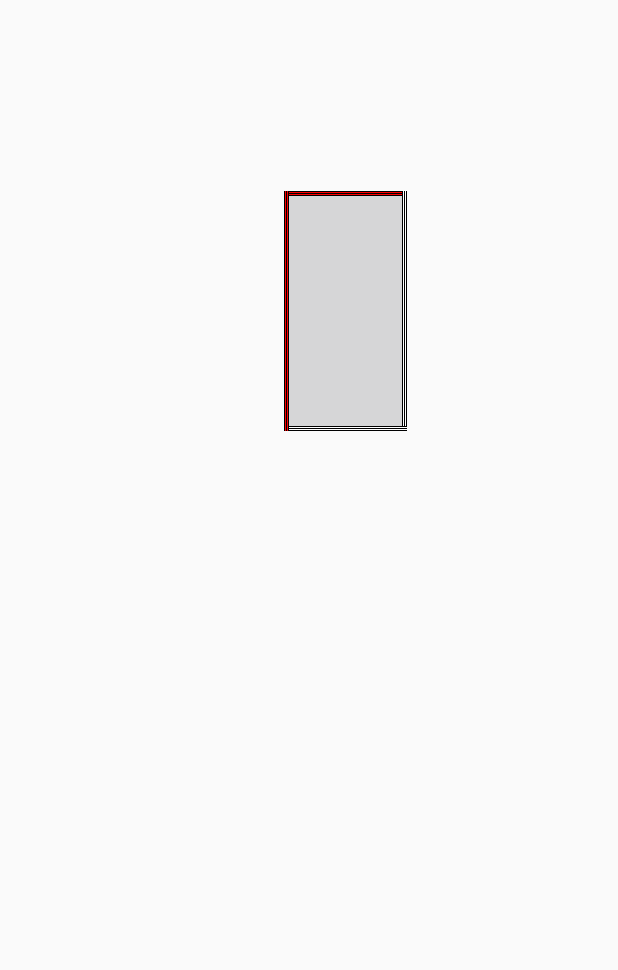
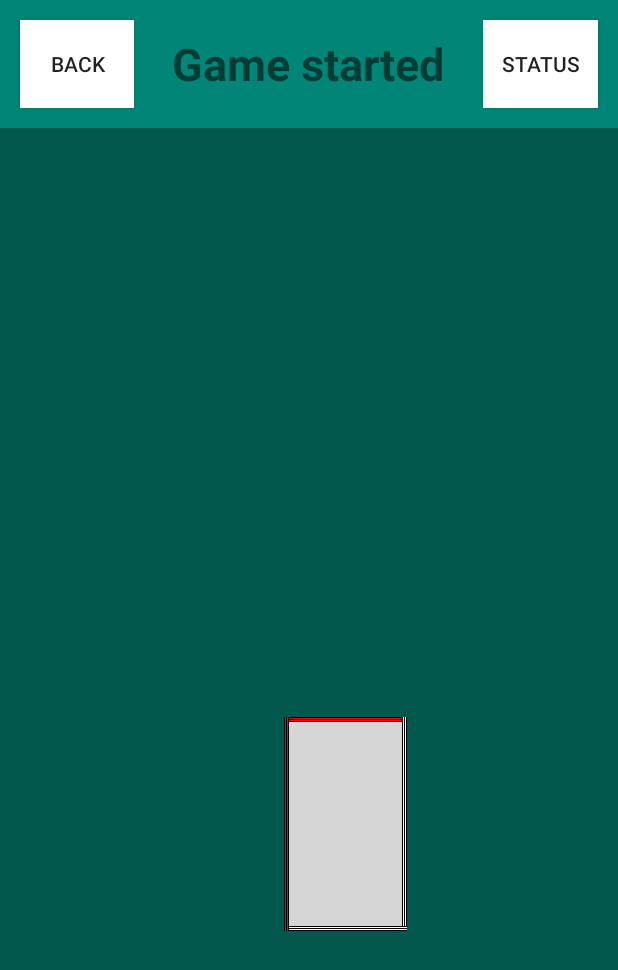
Before and after one commit to Bogdanisar/Puzzle, an Android app: the SquareGame screen opened directly, with no data from a screen before it, on a phone screen of 412 x 824 dp. Shown: the top 970 px of the screen. Run offline under Robolectric (Android 15) with nearby library versions, the phone set to English and light mode, and no system bars; 3 statements that could not run were skipped.

Commit message:
Added menu to SquareGame.
Back and Status buttons don't work.
Menu text displays startText, pieces placed and "you won" text.

```diff
--- a/app/src/main/java/com/example/puzzle/SquareGame.java
+++ b/app/src/main/java/com/example/puzzle/SquareGame.java
@@ -6,11 +6,13 @@ import android.graphics.Bitmap;
 import android.graphics.BitmapFactory;
 import android.support.v7.app.AppCompatActivity;
 import android.os.Bundle;
+import android.support.v7.widget.LinearLayoutCompat;
 import android.util.Log;
 import android.view.MotionEvent;
 import android.view.View;
 import android.widget.ImageView;
 import android.widget.RelativeLayout;
+import android.widget.TextView;
 
 import java.util.Iterator;
 import java.util.LinkedList;
@@ -45,8 +47,8 @@ class Piece {
 
         this.image = new ImageView(context);
         RelativeLayout.LayoutParams params = new RelativeLayout.LayoutParams(SquareGame.pieceWidth, SquareGame.pieceHeight);
-        params.leftMargin = getRandomPosition(context.getTotalScreenWidth(), SquareGame.pieceWidth);
-        params.topMargin = getRandomPosition(context.getTotalScreenHeight() - context.getStatusBarHeight(), SquareGame.pieceHeight);
+        params.leftMargin = getRandomPosition(context.getContainerWidth(), SquareGame.pieceWidth);
+        params.topMargin = getRandomPosition(context.getContainerHeight(), SquareGame.pieceHeight);
         params.addRule(RelativeLayout.ALIGN_PARENT_TOP);
         params.addRule(RelativeLayout.ALIGN_PARENT_LEFT);
         this.image.setLayoutParams(params);
@@ -218,17 +220,10 @@ public class SquareGame extends AppCompatActivity {
     int attachedOffsetX = 0, attachedOffsetY = 0;
 
     Piece[][] pieceMatrix;
+    int numPlacedPieces = 0;
 
     RelativeLayout topLayout = null;
     LinkedList<Piece> pieceList = null;
-
-    public static int getTotalScreenWidth() {
-        return Resources.getSystem().getDisplayMetrics().widthPixels;
-    }
-
-    public static int getTotalScreenHeight() {
-        return Resources.getSystem().getDisplayMetrics().heightPixels;
-    }
 
     public int getStatusBarHeight() {
         int statusBarHeight = 0;
@@ -240,6 +235,28 @@ public class SquareGame extends AppCompatActivity {
         return statusBarHeight;
     }
 
+    public int getTopBarDimension() {
+        int menuId = R.dimen.squareGameMenuSize;
+        int menuSize = (int)this.getResources().getDimension(menuId);
+        return getStatusBarHeight() + menuSize;
+    }
+
+    public static int getTotalScreenWidth() {
+        return Resources.getSystem().getDisplayMetrics().widthPixels;
+    }
+
+    public static int getTotalScreenHeight() {
+        return Resources.getSystem().getDisplayMetrics().heightPixels;
+    }
+
+    public int getContainerWidth() {
+        return SquareGame.getTotalScreenWidth();
+    }
+
+    public int getContainerHeight() {
+        return SquareGame.getTotalScreenHeight() - this.getTopBarDimension();
+    }
+
     @Override
     protected void onCreate(Bundle savedInstanceState) {
         super.onCreate(savedInstanceState);
@@ -248,11 +265,11 @@ public class SquareGame extends AppCompatActivity {
         this.setParametersForGame();
 
         SquareGame.TAG += this.getClass().getSimpleName();
-        this.topLayout = findViewById(R.id.squareGameLayout);
+        this.topLayout = findViewById(R.id.squareGamePuzzleLayout);
 
         Log.i(TAG, "statusBarHeight: " + this.getStatusBarHeight());
-        SquareGame.pieceWidth = SquareGame.getTotalScreenWidth() / numHorizontal;
-        SquareGame.pieceHeight = (SquareGame.getTotalScreenHeight() - this.getStatusBarHeight()) / numVertical;
+        SquareGame.pieceWidth = this.getContainerWidth() / numHorizontal;
+        SquareGame.pieceHeight = this.getContainerHeight() / numVertical;
         this.setLimits();
         Log.i(TAG, "statusBarHeight: " + this.getStatusBarHeight());
         Log.i(TAG, "minY: " + this.minY);
@@ -286,8 +303,9 @@ public class SquareGame extends AppCompatActivity {
     public void setLimits() {
         this.minX = 0;
         this.minY = 0;
-        this.maxX = SquareGame.getTotalScreenWidth() - SquareGame.pieceWidth;
-        this.maxY = (SquareGame.getTotalScreenHeight() - this.getStatusBarHeight()) - SquareGame.pieceHeight;
+
+        this.maxX = this.getContainerWidth() - SquareGame.pieceWidth;
+        this.maxY = this.getContainerHeight() - SquareGame.pieceHeight;
     }
 
     public Bitmap getScaledImage() {
@@ -311,11 +329,6 @@ public class SquareGame extends AppCompatActivity {
         return scaledImage;
     }
 
-
-
-
-
-
     public void changePosition(View v, float x, float y) {
         RelativeLayout.LayoutParams params = (RelativeLayout.LayoutParams) v.getLayoutParams();
 
@@ -323,8 +336,7 @@ public class SquareGame extends AppCompatActivity {
         newX = Math.max(newX, this.minX);
         newX = Math.min(newX, this.maxX);
 
-        int newY = (int)y - this.attachedOffsetY - this.getStatusBarHeight();
-//        Log.i(TAG, "newY = " + newY); ////////////////////////////////////////////////////////////////////////////////////
+        int newY = (int)y - this.attachedOffsetY;
         newY = Math.max(newY, this.minY);
         newY = Math.min(newY, this.maxY);
 
@@ -345,8 +357,31 @@ public class SquareGame extends AppCompatActivity {
         return true;
     }
 
+    private void updateText() {
+        TextView textView = findViewById(R.id.menuGameText);
+        String text;
+
+        ++this.numPlacedPieces;
+        if (this.numPlacedPieces == SquareGame.numHorizontal * SquareGame.numVertical) {
+            text = this.getResources().getString(R.string.wonText);
+        }
+        else {
+            text = this.numPlacedPieces + " / " + SquareGame.numHorizontal * SquareGame.numVertical;
+        }
+
+        textView.setText(text);
+        textView.requestLayout();
+    }
+
     @Override
     public boolean onTouchEvent(MotionEvent event) {
+        int eventX = (int)event.getX();
+        int eventY = (int)event.getY() - this.getTopBarDimension();
+
+        if (eventY < 0) {
+            return true;
+        }
+
         if (event.getAction() == MotionEvent.ACTION_DOWN) {
 //            String str = "The screen has been touched at: " + event.getX() + ", " + event.getY();
 //            Log.i("myTag", str);
@@ -355,13 +390,11 @@ public class SquareGame extends AppCompatActivity {
             ListIterator<Piece> it = this.pieceList.listIterator();
             while (it.hasNext()) {
                 Piece piece = it.next();
-                int eventX = (int)event.getX();
-                int eventY = (int)event.getY();
 
                 if (this.pointIsInsideView(piece.image, eventX, eventY)) {
                     RelativeLayout.LayoutParams params = (RelativeLayout.LayoutParams) piece.image.getLayoutParams();
                     this.attachedOffsetX = eventX - params.leftMargin;
-                    this.attachedOffsetY = eventY - (params.topMargin + this.getStatusBarHeight());
+                    this.attachedOffsetY = eventY - params.topMargin;
 //                    Log.i(TAG, "attachedOffsetX = " + this.attachedOffsetX);
 //                    Log.i(TAG, "attachedOffsetY = " + this.attachedOffsetY);
 
@@ -385,14 +418,12 @@ public class SquareGame extends AppCompatActivity {
             }
 
             Piece piece = this.pieceList.getFirst();
-            int eventX = (int)event.getX();
-            int eventY = (int)event.getY();
 
-            int cornerX = (int)eventX - this.attachedOffsetX;
+            int cornerX = eventX - this.attachedOffsetX;
             cornerX = Math.max(cornerX, this.minX);
             cornerX = Math.min(cornerX, this.maxX);
 
-            int cornerY = (int)eventY - this.attachedOffsetY - this.getStatusBarHeight();
+            int cornerY = eventY - this.attachedOffsetY;
             cornerY = Math.max(cornerY, this.minY);
             cornerY = Math.min(cornerY, this.maxY);
 
@@ -403,6 +434,7 @@ public class SquareGame extends AppCompatActivity {
             int targetY = piece.targeti * SquareGame.pieceHeight;
 
             if (Math.abs(targetX - cornerX) <= errorX && Math.abs(targetY - cornerY) <= errorY) {
+                this.updateText();
                 RelativeLayout.LayoutParams params = (RelativeLayout.LayoutParams) piece.image.getLayoutParams();
                 params.leftMargin = targetX;
                 params.topMargin = targetY;
@@ -425,8 +457,6 @@ public class SquareGame extends AppCompatActivity {
             this.hasAttached = false;
         }
         else if (event.getAction() == MotionEvent.ACTION_MOVE) {
-            float eventX = event.getX();
-            float eventY = event.getY();
             if (this.hasAttached) {
                 this.changePosition(this.pieceList.getFirst().image, eventX, eventY);
             }
--- a/app/src/main/res/layout/activity_square_game.xml
+++ b/app/src/main/res/layout/activity_square_game.xml
@@ -1,10 +1,74 @@
 <?xml version="1.0" encoding="utf-8"?>
-<RelativeLayout xmlns:android="http://schemas.android.com/apk/res/android"
+<android.support.v7.widget.LinearLayoutCompat xmlns:android="http://schemas.android.com/apk/res/android"
     xmlns:app="http://schemas.android.com/apk/res-auto"
     xmlns:tools="http://schemas.android.com/tools"
     android:id="@+id/squareGameLayout"
     android:layout_width="match_parent"
     android:layout_height="match_parent"
+    android:orientation="vertical"
     tools:context=".SquareGame">
 
-</RelativeLayout>
+    <android.support.v7.widget.LinearLayoutCompat
+        android:layout_alignParentTop="true"
+        android:layout_alignParentLeft="true"
+        android:layout_width="match_parent"
+        android:layout_height="@dimen/squareGameMenuSize"
+        android:background="@color/colorPrimary"
+        android:orientation="horizontal"
+        android:weightSum="1.0">
+
+        <RelativeLayout
+            android:layout_weight="0.25"
+            android:layout_width="0px"
+            android:layout_height="match_parent">
+
+            <Button
+                android:id="@+id/backButton"
+                android:text="Back"
+                style="@style/SquareGameMenuButton">
+            </Button>
+
+        </RelativeLayout>
+
+        <RelativeLayout
+            android:layout_weight="0.5"
+            android:layout_width="0px"
+            android:layout_height="match_parent">
+
+            <TextView
+                android:id="@+id/menuGameText"
+                android:layout_height="match_parent"
+                android:layout_width="match_parent"
+                android:gravity="center"
+                android:textStyle="bold"
+                android:textSize="45px"
+                android:text="@string/SquareGameMenuStartText">
+            </TextView>
+
+        </RelativeLayout>
+
+        <RelativeLayout
+            android:layout_weight="0.25"
+            android:layout_width="0px"
+            android:layout_height="match_parent">
+
+            <Button
+                android:id="@+id/statusButton"
+                android:text="Status"
+                style="@style/SquareGameMenuButton">
+            </Button>
+
+        </RelativeLayout>
+
+    </android.support.v7.widget.LinearLayoutCompat>
+
+    <RelativeLayout
+        android:id="@+id/squareGamePuzzleLayout"
+        android:layout_width="match_parent"
+        android:layout_height="match_parent"
+        android:background="@color/colorPrimaryDark">
+
+    </RelativeLayout>
+
+
+</android.support.v7.widget.LinearLayoutCompat>
--- a/app/src/main/res/values/colors.xml
+++ b/app/src/main/res/values/colors.xml
@@ -9,4 +9,6 @@
 
     <color name="innerMarginColor">#FF0000</color>
     <color name="outerMarginColor">#000000</color>
+
+    <color name="squareGameButtonColor">#FFFFFF</color>
 </resources>
--- /dev/null
+++ b/app/src/main/res/values/dimens.xml
@@ -0,0 +1,4 @@
+<?xml version="1.0" encoding="utf-8"?>
+<resources>
+    <dimen name="squareGameMenuSize">128px</dimen>
+</resources>
--- a/app/src/main/res/values/strings.xml
+++ b/app/src/main/res/values/strings.xml
@@ -1,3 +1,7 @@
 <resources>
     <string name="app_name">Puzzle</string>
+
+
+    <string name="SquareGameMenuStartText">Game started</string>
+    <string name="wonText">You Won!</string>
 </resources>
--- a/app/src/main/res/values/styles.xml
+++ b/app/src/main/res/values/styles.xml
@@ -22,4 +22,11 @@
         <item name="android:onClick">selectImage</item>
     </style>
 
+    <style name="SquareGameMenuButton">
+        <item name="android:layout_height">match_parent</item>
+        <item name="android:layout_width">match_parent</item>>
+        <item name="android:layout_margin">20px</item>
+        <item name="android:background">@color/squareGameButtonColor</item>
+    </style>
+
 </resources>
```
Also changed, not shown: app/src/main/res/drawable/p10small.png, app/src/main/res/drawable/p1small.png, app/src/main/res/drawable/p2small.png, app/src/main/res/drawable/p3small.png, app/src/main/res/drawable/p4small.png, app/src/main/res/drawable/p5small.png, app/src/main/res/drawable/p6small.png, app/src/main/res/drawable/p7small.png, app/src/main/res/drawable/p8small.png, app/src/main/res/drawable/p9small.png.
